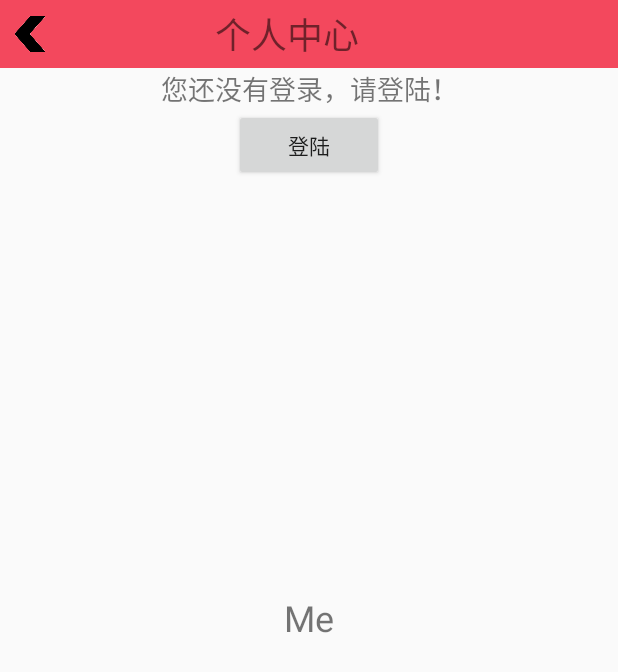
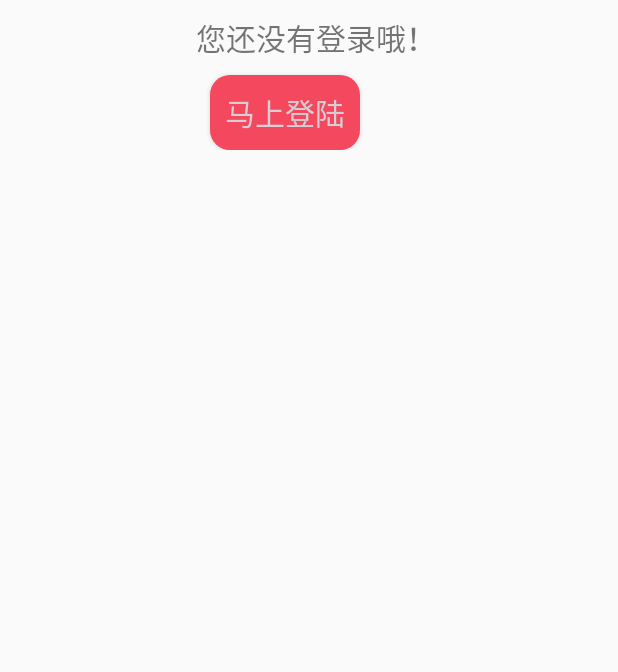
Before and after one commit to GZDong/Ainiyo2, an Android app: the fragment MeFragment shown on its own in the app's theme, on a phone screen of 412 x 824 dp. Shown: the top 672 px of the screen. Run offline under Robolectric (Android 15) with nearby library versions, the phone set to English and light mode, and no system bars.

Commit message:
little change

```diff
--- a/app/src/main/java/com/huadi/android/ainiyo/activity/RegisterActivity.java
+++ b/app/src/main/java/com/huadi/android/ainiyo/activity/RegisterActivity.java
@@ -74,7 +74,7 @@ public class RegisterActivity extends AppCompatActivity {
                                     try {
                                         JSONObject object1 = new JSONObject(info);
                                         String msg1 = object1.getString("Msg");
-                                        if (msg1.equals("success")) {
+                                        if (!msg1.equals("success")) {
                                             Toast.makeText(RegisterActivity.this,msg1, Toast.LENGTH_SHORT).show();
                                             return;
                                         }
--- a/app/src/main/res/layout/fragment_me.xml
+++ b/app/src/main/res/layout/fragment_me.xml
@@ -5,54 +5,37 @@
 
     <!-- TODO: Update blank fragment layout -->
 
-    <LinearLayout
+    <RelativeLayout
         android:layout_width="match_parent"
         android:layout_height="wrap_content"
         android:orientation="vertical">
-        <LinearLayout
-            android:layout_width="match_parent"
-            android:layout_height="45dp"
-            android:orientation="horizontal"
-            android:background="@color/theme_red"
-            >
-            <ImageView
-                android:id="@+id/back"
-                android:layout_width="20dp"
-                android:layout_height="match_parent"
-                android:src="@drawable/jiantou"
-                android:layout_marginLeft="10dp"/>
-            <TextView
-                android:id="@+id/textView"
-                android:layout_width="wrap_content"
-                android:layout_height="wrap_content"
-                android:layout_weight="1"
-                android:text="个人中心"
-                android:layout_gravity="center"
-                android:layout_marginLeft="113dp"
-                android:textSize="24sp" />
-        </LinearLayout>
 
         <TextView
+            android:id="@+id/text"
             android:layout_width="match_parent"
             android:layout_height="wrap_content"
             android:gravity="center"
-            android:text="您还没有登录，请登陆！"
-            android:textSize="18sp" />
+            android:text="您还没有登录哦！"
+            android:layout_marginTop="10dp"
+            android:layout_marginLeft="10dp"
+            android:layout_below="@id/top"
+            android:textSize="20sp" />
 
         <Button
             android:id="@+id/Login1"
             android:layout_width="100dp"
             android:layout_height="wrap_content"
             android:layout_gravity="center"
-            android:text="登陆" />
-    </LinearLayout>
+            android:text="马上登陆"
+            android:layout_marginTop="10dp"
+            android:background="@drawable/button"
+            android:textColor="#fdd7d0d6"
+            android:textSize="20sp"
+            android:layout_marginLeft="140dp"
+            android:layout_below="@id/text"/>
+    </RelativeLayout>
 
-    <TextView android:layout_width="match_parent"
-        android:layout_height="match_parent"
-        android:text="Me"
-        android:gravity="center"
-        android:textSize="24sp"
-        />
+
 
 
 </FrameLayout>
```
